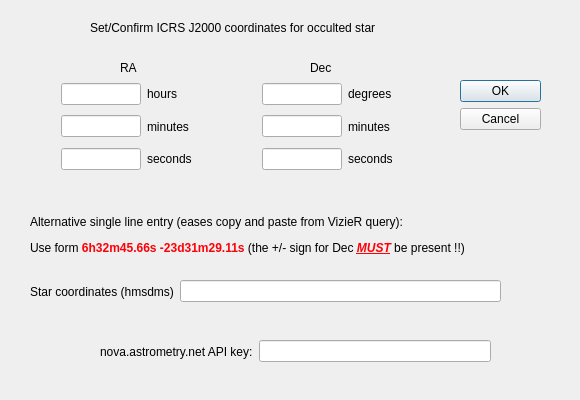
Qt form src/pymovie/starPositionDialog.ui (bob-anderson-ok/pymovie) before a commit.
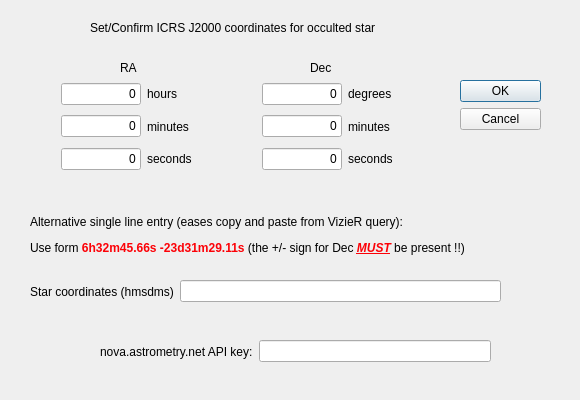
The same form after that commit.

```diff
--- a/src/pymovie/starPositionDialog.ui
+++ b/src/pymovie/starPositionDialog.ui
@@ -105,6 +105,9 @@
           <height>16777215</height>
          </size>
         </property>
+        <property name="text">
+         <string>0</string>
+        </property>
         <property name="alignment">
          <set>Qt::AlignRight|Qt::AlignTrailing|Qt::AlignVCenter</set>
         </property>
@@ -141,6 +144,9 @@
           <height>16777215</height>
          </size>
         </property>
+        <property name="text">
+         <string>0</string>
+        </property>
         <property name="alignment">
          <set>Qt::AlignRight|Qt::AlignTrailing|Qt::AlignVCenter</set>
         </property>
@@ -177,6 +183,9 @@
           <height>16777215</height>
          </size>
         </property>
+        <property name="text">
+         <string>0</string>
+        </property>
         <property name="alignment">
          <set>Qt::AlignRight|Qt::AlignTrailing|Qt::AlignVCenter</set>
         </property>
@@ -251,6 +260,9 @@
           <height>16777215</height>
          </size>
         </property>
+        <property name="text">
+         <string>0</string>
+        </property>
         <property name="alignment">
          <set>Qt::AlignRight|Qt::AlignTrailing|Qt::AlignVCenter</set>
         </property>
@@ -287,6 +299,9 @@
           <height>16777215</height>
          </size>
         </property>
+        <property name="text">
+         <string>0</string>
+        </property>
         <property name="alignment">
          <set>Qt::AlignRight|Qt::AlignTrailing|Qt::AlignVCenter</set>
         </property>
@@ -323,6 +338,9 @@
           <height>16777215</height>
          </size>
         </property>
+        <property name="text">
+         <string>0</string>
+        </property>
         <property name="alignment">
          <set>Qt::AlignRight|Qt::AlignTrailing|Qt::AlignVCenter</set>
         </property>
```
